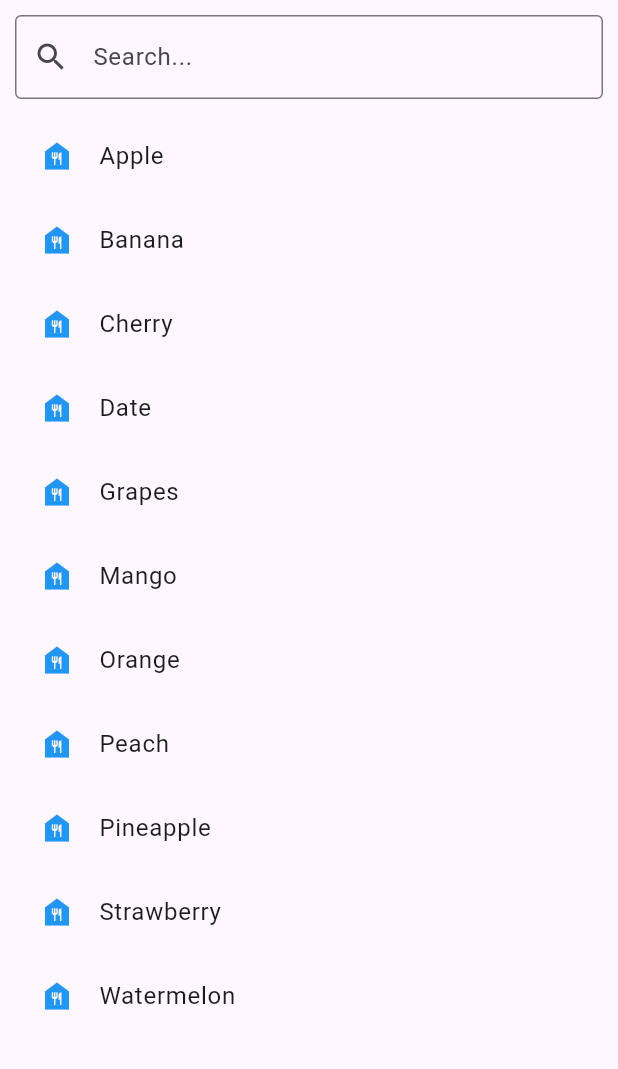
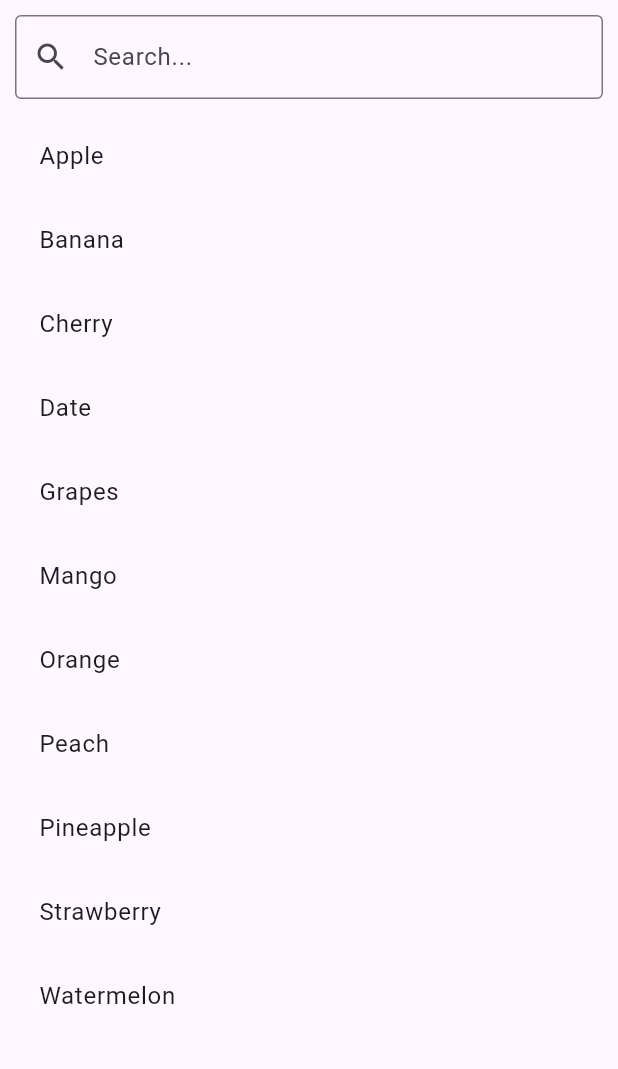
Before and after one commit to umair8ali/Real-time-Search-Filter, a Flutter app: the screen it shows after launch, on a phone screen of 412 x 824 dp, the part 84-1153 px from its top. Run offline on Flutter 3.47's test engine with Material 3 defaults, Android fonts, the phone set to English and light mode, and no system bars.

Commit message:
Updated code

```diff
--- a/lib/search_screen.dart
+++ b/lib/search_screen.dart
@@ -48,7 +48,7 @@ class _SearchScreenState extends State<SearchScreen> {
   void clearSearch() {
     setState(() {
       searchController.clear();
-      filteredItems = items;
+      filterSearch('');
     });
   }
 
@@ -76,7 +76,7 @@ class _SearchScreenState extends State<SearchScreen> {
               onChanged: filterSearch,
               decoration: InputDecoration(
                 labelText: 'Search...',
-                hintText: 'Search Fruits.',
+                hintText: 'Type to Search Fruits.',
                 border: const OutlineInputBorder(),
                 prefixIcon: const Icon(Icons.search),
                 suffixIcon: searchController.text.isNotEmpty
@@ -91,20 +91,8 @@ class _SearchScreenState extends State<SearchScreen> {
 
             // Display Filtered List or "No Results Found" Message
             Expanded(
-              child: filteredItems.isNotEmpty
-                  ? ListView.builder(
-                      itemCount: filteredItems.length,
-                      itemBuilder: (context, index) {
-                        return ListTile(
-                          title: Text(filteredItems[index]),
-                          leading: const Icon(
-                            Icons.food_bank,
-                            color: Colors.blue,
-                          ),
-                        );
-                      },
-                    )
-                  : const Center(
+              child: filteredItems.isEmpty
+                  ? const Center(
                       child: Text(
                         'No Match Found!',
                         style: TextStyle(
@@ -112,7 +100,16 @@ class _SearchScreenState extends State<SearchScreen> {
                           color: Colors.grey,
                         ),
                       ),
+                    )
+                  : ListView.builder(
+                      itemCount: filteredItems.length,
+                      itemBuilder: (context, index) {
+                        return ListTile(
+                          title: Text(filteredItems[index]),
+                        );
+                      },
                     ),
+
             ),
           ],
         ),
```
